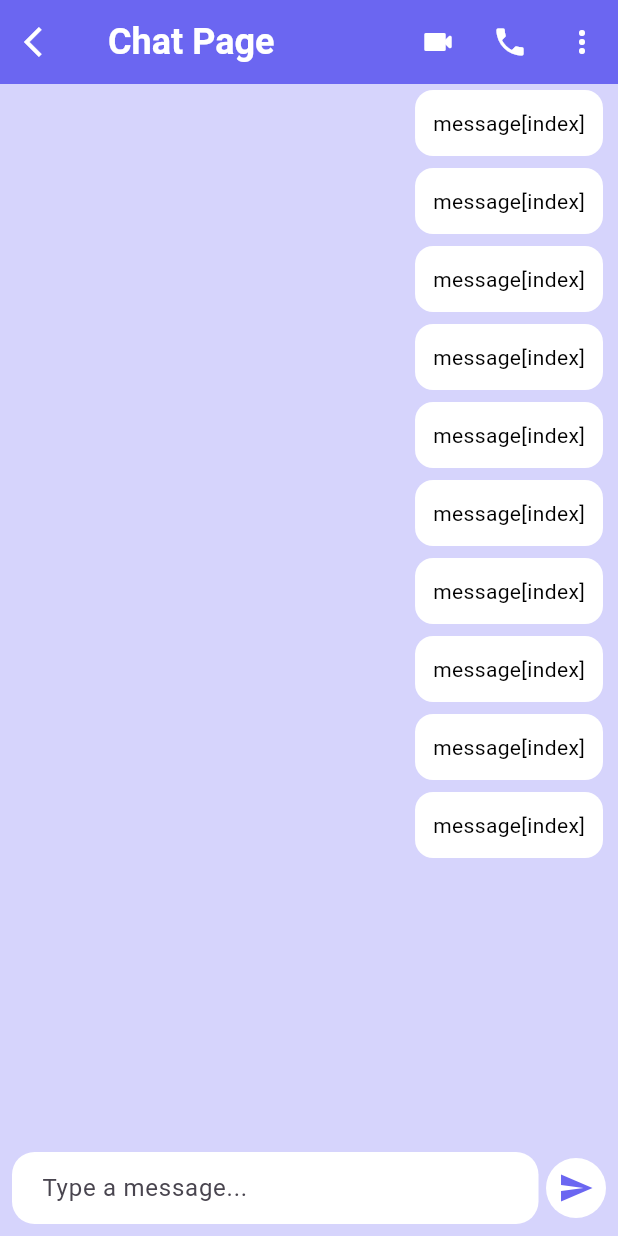
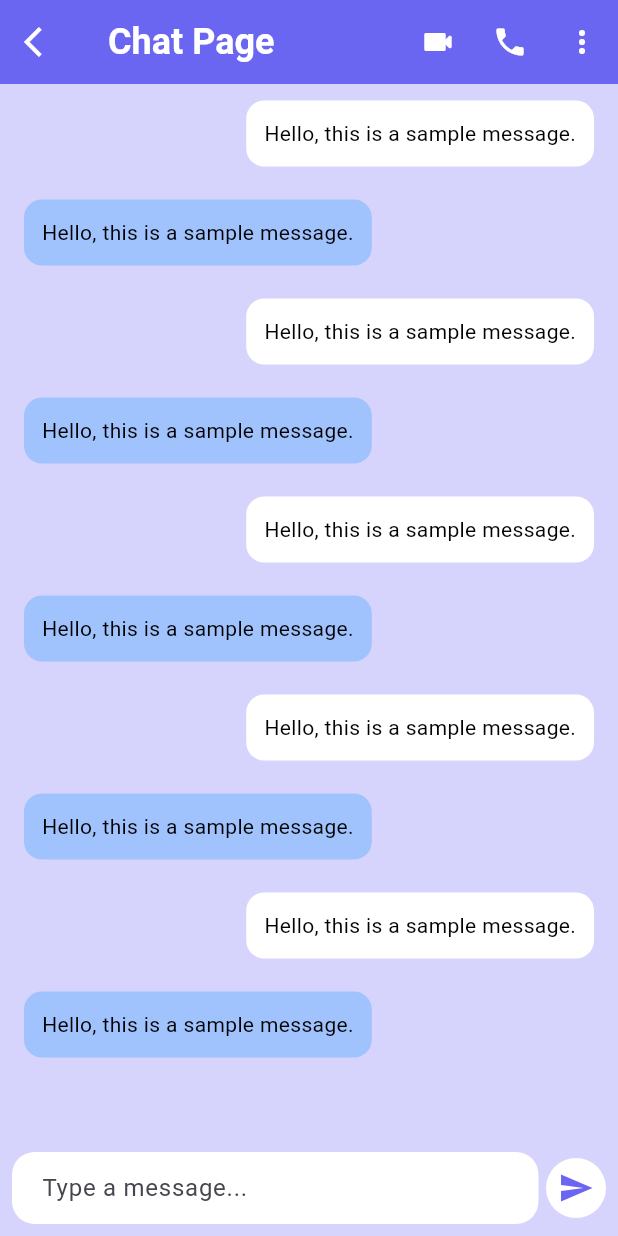
Before and after one commit to sohasara/Chatting-App, a Flutter app: the Chatpage screen opened directly, on a phone screen of 412 x 824 dp. Run offline on Flutter 3.47's test engine with Material 3 defaults, Android fonts, the light colour scheme and no system bars; our stand-ins replace flutter_riverpod.

Commit message:
Update Chatpage UI: Implement message input functionality and alternate message bubble colors

```diff
--- a/lib/features/chat/presentation/chat_page/chatpage.dart
+++ b/lib/features/chat/presentation/chat_page/chatpage.dart
@@ -5,6 +5,7 @@ class Chatpage extends StatelessWidget {
 
   @override
   Widget build(BuildContext context) {
+    TextEditingController messageController = TextEditingController();
     return Scaffold(
       backgroundColor: const Color.fromARGB(255, 214, 212, 252),
       appBar: AppBar(
@@ -56,21 +57,30 @@ class Chatpage extends StatelessWidget {
                 // controller: _scrollController,
                 itemCount: 10,
                 itemBuilder: (context, index) {
-                  return Align(
-                    alignment: Alignment.centerRight,
+                  return Padding(
+                    padding: const EdgeInsets.all(6.0),
+                    child: Align(
+                      alignment: index % 2 == 0
+                          ? Alignment.centerRight
+                          : Alignment.centerLeft,
                       child: Container(
                         margin: const EdgeInsets.symmetric(
-                        vertical: 4,
+                          vertical: 5,
                           horizontal: 10,
                         ),
                         padding: const EdgeInsets.all(12),
                         decoration: BoxDecoration(
-                        color: Colors.white,
+                          color: index % 2 == 0
+                              ? Colors.white
+                              : const Color.fromARGB(255, 160, 194, 253),
                           borderRadius: BorderRadius.circular(12),
                         ),
                         child: Text(
-                        "message[index]",
+                          messageController.text.isEmpty
+                              ? "Hello, this is a sample message."
+                              : messageController.text,
                           style: const TextStyle(color: Colors.black),
+                        ),
                       ),
                     ),
                   );
@@ -87,7 +97,7 @@ class Chatpage extends StatelessWidget {
                     minLines: 1,
                     maxLines: 5,
                     onSubmitted: (_) {},
-                    //controller: messageController,
+                    controller: messageController,
                     decoration: InputDecoration(
                       contentPadding: const EdgeInsets.symmetric(
                         horizontal: 16,
```
Lines whose indentation alone changed are shown as unchanged.
